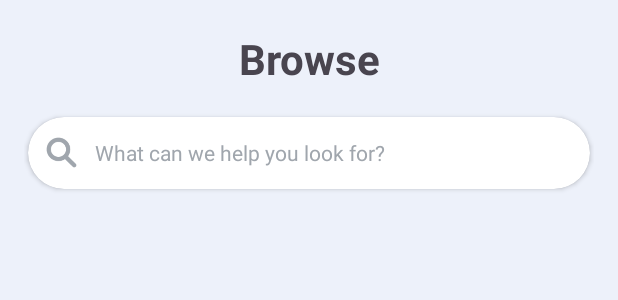
After one commit to hafizanser/bioceuticamilano_android, an Android app: the layout fragment_browse.xml on its own in the app's theme, with its tools: preview values and no code run, on a phone screen of 412 x 824 dp. The commit adds this screen. Shown: the top 300 px of the screen. Run offline under Robolectric (Android 15) with nearby library versions, the phone set to English and light mode, and no system bars.

Commit message:
Browse screen Done

```diff
--- a/app/src/main/java/com/bioceuticamilano/MainActivity.kt
+++ b/app/src/main/java/com/bioceuticamilano/MainActivity.kt
@@ -33,7 +33,7 @@ class MainActivity : AppCompatActivity() {
         binding.bottomNavigation.setOnItemSelectedListener { item ->
             when (item.itemId) {
                 R.id.nav_home -> supportFragmentManager.commit { replace(R.id.host_fragment, HomeFragment()) }
-                R.id.nav_browse -> supportFragmentManager.commit { replace(R.id.host_fragment, HomeFragment()) }
+                R.id.nav_browse -> supportFragmentManager.commit { replace(R.id.host_fragment, BrowseFragment()) }
                 R.id.nav_cart -> supportFragmentManager.commit { replace(R.id.host_fragment, CartFragment()) }
                 R.id.nav_wishlist -> supportFragmentManager.commit { replace(R.id.host_fragment, WishlistFragment()) }
                 R.id.nav_account -> supportFragmentManager.commit { replace(R.id.host_fragment, ProfileFragment()) }
--- a/app/src/main/java/com/bioceuticamilano/ProfileFragment.kt
+++ b/app/src/main/java/com/bioceuticamilano/ProfileFragment.kt
@@ -71,6 +71,9 @@ class ProfileFragment : Fragment() {
         }
         binding.root.findViewById<View>(R.id.inc_notifications)?.setOnClickListener {
             startActivity(Intent(context, NotificationActivity::class.java))
+        }
+        binding.root.findViewById<View>(R.id.inc_track_order)?.setOnClickListener {
+            startActivity(Intent(context, TrackOrderActivity::class.java))
         }
         binding.root.findViewById<View>(R.id.inc_cart)?.setOnClickListener {
             requireActivity().supportFragmentManager.commit {
--- /dev/null
+++ b/app/src/main/res/layout/fragment_browse.xml
@@ -0,0 +1,77 @@
+<?xml version="1.0" encoding="utf-8"?>
+<LinearLayout xmlns:android="http://schemas.android.com/apk/res/android"
+    xmlns:app="http://schemas.android.com/apk/res-auto"
+    xmlns:tools="http://schemas.android.com/tools"
+    android:orientation="vertical"
+    android:layout_width="match_parent"
+    android:layout_height="match_parent"
+    android:paddingTop="8dp"
+    android:paddingLeft="16dp"
+    android:paddingRight="16dp"
+    android:background="@color/home_bg"
+    tools:context=".BrowseFragment">
+
+    <!-- Title -->
+    <TextView
+        android:id="@+id/tvTitle"
+        android:layout_width="match_parent"
+        android:layout_height="wrap_content"
+        android:text="@string/browse"
+        android:textSize="28sp"
+        android:textStyle="bold"
+        android:gravity="center"
+        android:paddingTop="12dp"
+        android:paddingBottom="12dp" />
+
+    <!-- Search bar (rounded card) -->
+    <androidx.cardview.widget.CardView
+        android:layout_width="match_parent"
+        android:layout_height="48dp"
+        android:layout_marginHorizontal="@dimen/_2sdp"
+        app:cardCornerRadius="@dimen/_20sdp"
+        android:layout_marginTop="8dp">
+
+        <RelativeLayout
+            android:layout_width="match_parent"
+            android:layout_height="match_parent"
+            android:paddingLeft="12dp"
+            android:paddingRight="12dp">
+
+            <ImageView
+                android:id="@+id/ivSearch"
+                android:layout_width="@dimen/_16sdp"
+                android:layout_height="@dimen/_16sdp"
+                android:layout_centerVertical="true"
+                android:src="@drawable/ic_search"
+                app:tint="@color/gray_text" />
+
+            <EditText
+                android:id="@+id/etSearch"
+                android:layout_width="match_parent"
+                android:layout_height="match_parent"
+                android:layout_toEndOf="@id/ivSearch"
+                android:layout_marginStart="12dp"
+                android:background="@android:color/transparent"
+                android:hint="What can we help you look for?"
+                android:gravity="center_vertical"
+                android:textColorHint="@color/gray_text"
+                android:paddingTop="6dp"
+                android:textSize="@dimen/_11ssp"
+                android:paddingBottom="6dp"
+                android:inputType="text" />
+
+        </RelativeLayout>
+    </androidx.cardview.widget.CardView>
+
+    <!-- Categories grid -->
+    <androidx.recyclerview.widget.RecyclerView
+        android:id="@+id/rvCategories"
+        android:layout_width="match_parent"
+        android:layout_height="0dp"
+        android:layout_weight="1"
+        android:overScrollMode="never"
+        android:clipToPadding="false"
+        android:paddingTop="12dp"
+        android:paddingBottom="12dp" />
+
+</LinearLayout>
--- a/app/src/main/res/values/colors.xml
+++ b/app/src/main/res/values/colors.xml
@@ -38,5 +38,7 @@
     <color name="star_yellow">#FFC107</color>
 
     <color name="colorPrimary">#FF000000</color>
+    <color name="pink_accent">#E31E7A</color>
+    <color name="gray_text">#A0A6AD</color>
 
 </resources>
--- a/app/src/main/res/values/strings.xml
+++ b/app/src/main/res/values/strings.xml
@@ -10,6 +10,7 @@
     <string name="save_card">Save Card</string>
     <string name="auth_token_not_correct">auth_token_not_correct</string>
     <string name="please_check_your_internet">Please check your internet</string>
+    <string name="browse">Browse</string>
 
     <!-- Support screen strings -->
     <string name="support_title">Bioceutica Customer Support</string>
```
Also changed, not shown: app/src/main/AndroidManifest.xml (+5 -21 lines), app/src/main/java/com/bioceuticamilano/BrowseFragment.kt (added, +63 -0 lines), app/src/main/java/com/bioceuticamilano/CategoryAdapter.kt (added, +33 -0 lines), app/src/main/res/drawable/category_item_bg.xml (added, +9 -0 lines), app/src/main/res/drawable/ic_bio_logo.xml (added, +10 -0 lines), app/src/main/res/layout/item_category.xml (added, +53 -0 lines), app/src/main/res/drawable/ic_logo_item_view.png (added), app/src/main/res/drawable/ic_search.png (added).
